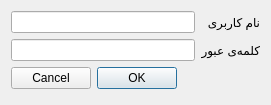
The window that Client/reghaabat/logindialog.ui (nournia/ketabkhaane) describes before a commit, drawn with Qt 5.
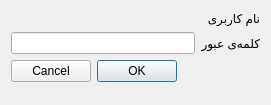
The same window after the commit.

Commit message:
added MyLineEdit for auto complete QLineEdit with "contanis" rule
removed TitleEdit class

The edit to the form file:
```diff
--- a/Client/reghaabat/logindialog.ui
+++ b/Client/reghaabat/logindialog.ui
@@ -37,9 +37,6 @@
      </property>
     </widget>
    </item>
-   <item row="1" column="1">
-    <widget class="QLineEdit" name="eUsername"/>
-   </item>
    <item row="2" column="0">
     <widget class="QLabel" name="label_2">
      <property name="text">
```
The commit also changes 8 other files.
